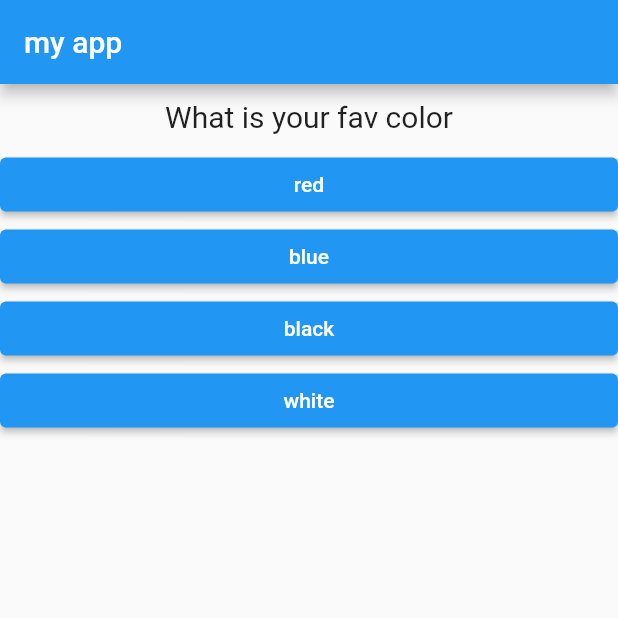
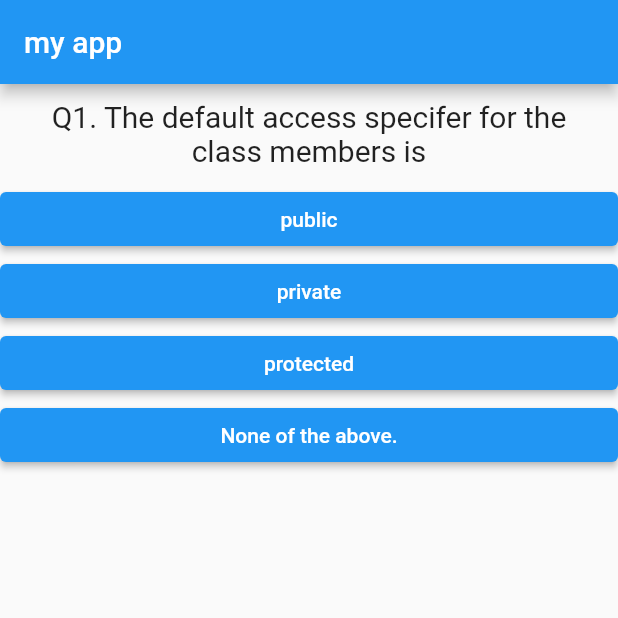
Before and after one commit to MrSR2000/Quiz, a Flutter app: the screen it shows after launch, on a phone screen of 412 x 824 dp, the top half of it. Run offline on Flutter 3.47's test engine with Material 2 defaults, Android fonts, the phone set to English and light mode, and no system bars.

Commit message:
Changed Questions

```diff
--- a/lib/main.dart
+++ b/lib/main.dart
@@ -1,4 +1,3 @@
-import 'package:first_app/answer.dart';
 import 'package:flutter/material.dart';
 import './quiz.dart';
 import './result.dart';
@@ -22,30 +21,114 @@ class _MyAppState extends State<MyApp> {
 
   static const _questions = [
     {
-      'questionText': "What is your fav color",
+      'questionText':
+          "Q1. The default access specifer for the class members is",
       'answers': [
-        {'text': 'red', 'score': 6},
-        {'text': 'blue', 'score': 5},
-        {'text': 'black', 'score': 10},
-        {'text': 'white', 'score': 2},
+        {'text': 'public', 'score': 0},
+        {'text': 'private', 'score': 1},
+        {'text': 'protected', 'score': 0},
+        {'text': 'None of the above.', 'score': 0},
       ]
     }, //map
     {
-      'questionText': "What is your fav food",
+      'questionText': "Q2. ‘cin’ is an __",
       'answers': [
-        {'text': 'mo:mo', 'score': 1},
-        {'text': 'pizza', 'score': 8},
-        {'text': 'burger', 'score': 5},
-        {'text': 'chopsy', 'score': 2},
+        {'text': ' Class', 'score': 0},
+        {'text': 'Object', 'score': 1},
+        {'text': 'Package', 'score': 0},
+        {'text': 'Namespace', 'score': 0},
       ]
     },
     {
-      'questionText': "What is your fav mobile brand",
+      'questionText':
+          "Q3.  Pick up the valid declaration for overloading ++ in postfix form where T is the class name.",
       'answers': [
-        {'text': 'Apple', 'score': 5},
-        {'text': 'Samsung', 'score': 8},
-        {'text': 'MI', 'score': 5},
-        {'text': 'Sony', 'score': 2},
+        {'text': 'T operator++();', 'score': 0},
+        {'text': 'T operator++(int);', 'score': 1},
+        {'text': 'T& operator++();', 'score': 0},
+        {'text': ' T& operator++(int);', 'score': 0},
+      ]
+    },
+    {
+      'questionText':
+          "Q4. Escape sequence character ' `\0` ' occupies __ amount of memory.",
+      'answers': [
+        {'text': '0', 'score': 1},
+        {'text': '1', 'score': 0},
+        {'text': '2', 'score': 0},
+        {'text': '4', 'score': 0},
+      ]
+    },
+    {
+      'questionText': "Q5. The copy constructor is executed on ",
+      'answers': [
+        {
+          'text': 'Assigned one object to another object at its creation',
+          'score': 0
+        },
+        {
+          'text':
+              'When objects are sent to function using call by value mechanism',
+          'score': 0
+        },
+        {'text': ' When the function return an object', 'score': 0},
+        {'text': 'All the above.', 'score': 1},
+      ]
+    },
+    {
+      'questionText':
+          "Q6. HAS-A relationship between the classes is shown through. ",
+      'answers': [
+        {'text': 'Inheritance', 'score': 0},
+        {'text': 'Container classes', 'score': 1},
+        {'text': 'Polymorphism', 'score': 0},
+        {'text': 'None of the above.', 'score': 0},
+      ]
+    },
+    {
+      'questionText':
+          " Q7. Following is the invalid inclusion of a file to the current program. Identify it",
+      'answers': [
+        {'text': '#include <file>', 'score': 0},
+        {'text': ' #include "file', 'score': 0},
+        {'text': '#include < file', 'score': 1},
+        {'text': 'All of the above are invalid', 'score': 0},
+      ]
+    },
+    {
+      'questionText': "Q8. C++ is a __________ programming language. ",
+      'answers': [
+        {'text': 'general-purpose', 'score': 0},
+        {'text': ' procedural and functional', 'score': 0},
+        {'text': ' object-oriented, generic, and modular', 'score': 0},
+        {'text': 'All the above', 'score': 1},
+      ]
+    },
+    {
+      'questionText': "Q9. C++ designed by ",
+      'answers': [
+        {'text': 'Bjarne Stroustrup', 'score': 1},
+        {'text': ' Dennis Ritchie', 'score': 0},
+        {'text': 'James Gosling', 'score': 0},
+        {'text': 'Albert Einstein', 'score': 0},
+      ]
+    },
+    {
+      'questionText': "Q10. What is the filename extension of a C++ program ? ",
+      'answers': [
+        {'text': '.cpp', 'score': 1},
+        {'text': '.cp ', 'score': 0},
+        {'text': '.cpr', 'score': 0},
+        {'text': 'All the above', 'score': 0},
+      ]
+    },
+    {
+      'questionText': "Q11. C++ was first appeared in ",
+      'answers': [
+        {'text': ' 1985', 'score': 1},
+        {'text': ' 1984', 'score': 0},
+        {'text': '1995', 'score': 0},
+        {'text': '1994', 'score': 0},
       ]
     },
   ];
--- a/lib/result.dart
+++ b/lib/result.dart
@@ -8,10 +8,10 @@ class Result extends StatelessWidget {
 
   String get resultPhrase {
     var resultText = 'You did it!';
-    if (resultScore >= 8) {
-      resultText = 'You passed. Your score is $resultScore';
+    if (resultScore >= 5) {
+      resultText = 'You passed. Your score is $resultScore out of 11';
     } else {
-      resultText = 'You failed. Your score is $resultScore';
+      resultText = 'You failed. Your score is $resultScore out of 11';
     }
     return resultText;
   }
```
